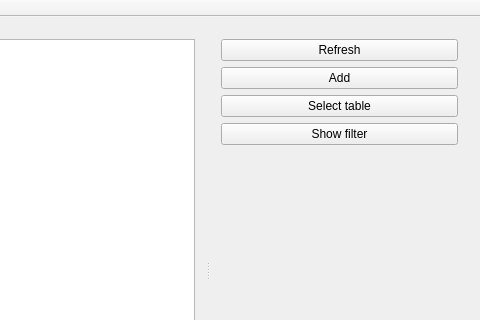
kurofand/Schwarze-feder, file mainwindow.ui: the form before one commit; both pictures show x 472 to 952 and y 0 to 320 of the 952 by 545 pixel window.
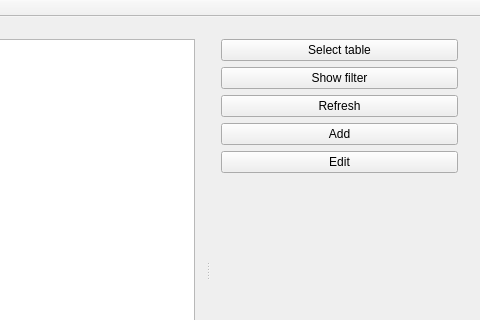
The form after the commit.

```diff
--- a/mainwindow.ui
+++ b/mainwindow.ui
@@ -44,20 +44,6 @@
        <layout class="QVBoxLayout" name="verticalLayout_3">
         <item>
          <layout class="QVBoxLayout" name="verticalLayout_2">
-          <item>
-           <widget class="QPushButton" name="pbRefresh">
-            <property name="text">
-             <string>Refresh</string>
-            </property>
-           </widget>
-          </item>
-          <item>
-           <widget class="QPushButton" name="pbAdd">
-            <property name="text">
-             <string>Add</string>
-            </property>
-           </widget>
-          </item>
           <item>
            <widget class="QPushButton" name="pbSelect">
             <property name="text">
@@ -72,6 +58,27 @@
             </property>
            </widget>
           </item>
+          <item>
+           <widget class="QPushButton" name="pbRefresh">
+            <property name="text">
+             <string>Refresh</string>
+            </property>
+           </widget>
+          </item>
+          <item>
+           <widget class="QPushButton" name="pbAdd">
+            <property name="text">
+             <string>Add</string>
+            </property>
+           </widget>
+          </item>
+          <item>
+           <widget class="QPushButton" name="pbEdit">
+            <property name="text">
+             <string>Edit</string>
+            </property>
+           </widget>
+          </item>
          </layout>
         </item>
         <item>
```
Left out of the diff: 2 changed lines with no effect on the pictures.
